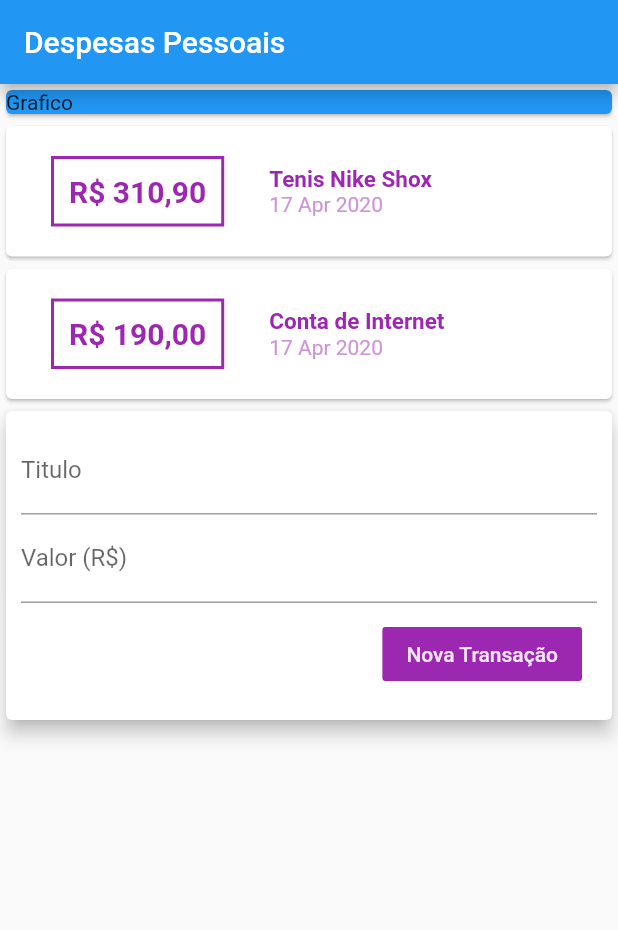
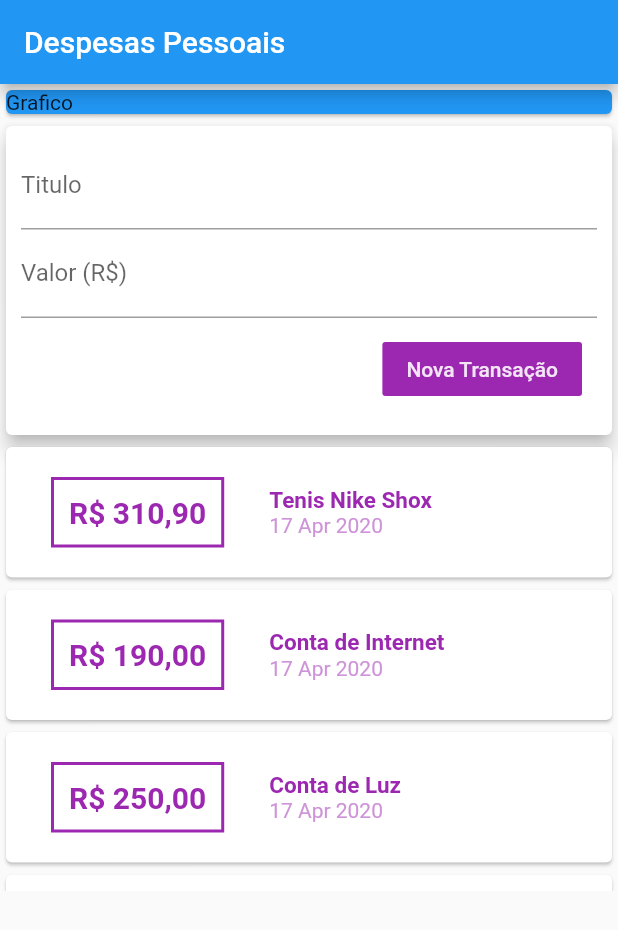
Before and after one commit to rafaelspaesleme-ads/expense, a Flutter app: the screen it shows after launch, after a tap on "Nova Transação", on a phone screen of 412 x 824 dp. Shown: the top 930 px of the screen. Run offline on Flutter 3.47's test engine with Material 2 defaults, Android fonts, the phone set to English and light mode, and no system bars.

Commit message:
feat::art:: Adicionando list com scroll e ativando funcionalidades de inserção de dados

```diff
--- a/lib/main.dart
+++ b/lib/main.dart
@@ -21,7 +21,8 @@ class MyHomePage extends StatelessWidget {
       appBar: AppBar(
         title: Text('Despesas Pessoais'),
       ),
-      body: Column(
+      body: SingleChildScrollView(
+              child: Column(
           children: <Widget>[
             Container(
               width: double.infinity,
@@ -32,6 +33,7 @@ class MyHomePage extends StatelessWidget {
             ),
             TransactionUser()
             ],
+        ),
       )
     );
   }
--- a/lib/models/components/transactionForm.dart
+++ b/lib/models/components/transactionForm.dart
@@ -3,6 +3,21 @@ import 'package:flutter/material.dart';
 class TransactionForm extends StatelessWidget {
   final titleController = TextEditingController();
   final valueController = TextEditingController();
+
+  final void Function(String, double) onSubmit;
+
+  TransactionForm(this.onSubmit);
+
+  _submitForm(){
+    final title = titleController.text;
+    final value = double.tryParse(valueController.text) ?? 0.0;
+
+    if(title.isEmpty || value <= 0){
+      return;
+    }
+
+    onSubmit(title, value);
+  }
 
   @override
   Widget build(BuildContext context) {
@@ -15,12 +30,15 @@ class TransactionForm extends StatelessWidget {
                 children: <Widget>[
                   TextField(
                     controller: titleController,
+                    onSubmitted: (_) => _submitForm(),
                     decoration: InputDecoration(
                       labelText: 'Titulo',
                     ),
                   ),
                   TextField(
                     controller: valueController,
+                    keyboardType: TextInputType.numberWithOptions(decimal: true),
+                    onSubmitted: (_) => _submitForm(),
                     decoration: InputDecoration(
                       labelText: 'Valor (R\$)'
                     ),
@@ -34,7 +52,7 @@ class TransactionForm extends StatelessWidget {
                           child: Text('Nova Transação'),
                           color: Colors.purple,
                           textColor: Colors.purple[50],
-                          onPressed: () {},
+                          onPressed: _submitForm
                         ),
                       ),
                     ],
--- a/lib/models/components/transactionList.dart
+++ b/lib/models/components/transactionList.dart
@@ -10,9 +10,12 @@ class TransactionList extends StatelessWidget {
 
   @override
   Widget build(BuildContext context) {
-    return
-          Column(
-            children: transactions.map((transaction) {
+    return Container(
+      height: 300,
+      child: ListView.builder(
+        itemCount: transactions.length,
+        itemBuilder: (ctx, index) {
+          final tr = transactions[index];
           return Card(
             child: Row(
               children: <Widget>[
@@ -29,7 +32,7 @@ class TransactionList extends StatelessWidget {
                   ),
                   padding: EdgeInsets.all(10),
                   child: Text(
-                        'R\$ ${transaction.value.toStringAsFixed(2).replaceAll(".", ",")}',
+                    'R\$ ${tr.value.toStringAsFixed(2).replaceAll(".", ",")}',
                     style: TextStyle(
                       fontWeight: FontWeight.bold,
                       fontSize: 20,
@@ -41,7 +44,7 @@ class TransactionList extends StatelessWidget {
                   crossAxisAlignment: CrossAxisAlignment.start,
                   children: <Widget>[
                     Text(
-                          transaction.title,
+                      tr.title,
                       style: TextStyle(
                         fontWeight: FontWeight.bold,
                         fontSize: 15,
@@ -49,7 +52,7 @@ class TransactionList extends StatelessWidget {
                       ),
                     ),
                     Text(
-                          DateFormat('d MMM y').format(transaction.date),
+                      DateFormat('d MMM y').format(tr.date),
                       style: TextStyle(
                         color: Colors.purple[200]
                       ),
@@ -57,9 +60,10 @@ class TransactionList extends StatelessWidget {
                   ],
                 )
               ],
+            )
+          );
+        },
       ),
-              );
-            }).toList(),
     );
   }
 }
--- a/lib/models/components/transactionUser.dart
+++ b/lib/models/components/transactionUser.dart
@@ -1,3 +1,5 @@
+import 'dart:math';
+
 import 'package:expense/models/components/transactionForm.dart';
 import 'package:expense/models/components/transactionList.dart';
 import 'package:expense/models/transaction.dart';
@@ -13,14 +15,29 @@ class _TransactionUserState extends State<TransactionUser> {
   final _transactions = [
     Transaction(id: 't1', title: 'Tenis Nike Shox', value: 310.90, date: DateTime.now()),
     Transaction(id: 't2', title: 'Conta de Internet', value: 190.00, date: DateTime.now()),
+    Transaction(id: 't3', title: 'Conta de Luz', value: 250.00, date: DateTime.now()),
+    Transaction(id: 't4', title: 'Conta de Agua', value: 90.00, date: DateTime.now()),
+    Transaction(id: 't5', title: 'Conta de Telefone', value: 60.00, date: DateTime.now()),
   ];
+
+  _addTransaction(String title, double value) {
+    final newTransaction = Transaction(
+      id: Random().nextDouble().toString(),
+      title: title,
+      value: value,
+      date: DateTime.now()
+    );
+    setState(() {
+      _transactions.add(newTransaction);
+    });
+  }
 
   @override
   Widget build(BuildContext context) {
     return Column(
       children: <Widget>[
-        TransactionList(_transactions),
-        TransactionForm()
+        TransactionForm(_addTransaction),
+        TransactionList(_transactions)
       ],
     );
   }
```
Lines whose indentation alone changed are shown as unchanged.
